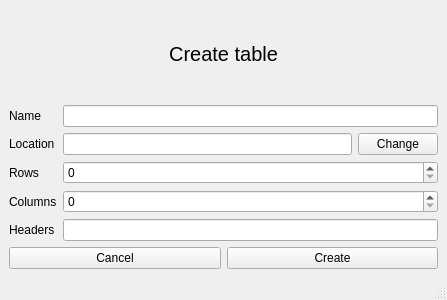
Above: res/ui/create-window.ui from stefanbenderskiy/Table-Wizard before the change. Below: the same form after it.
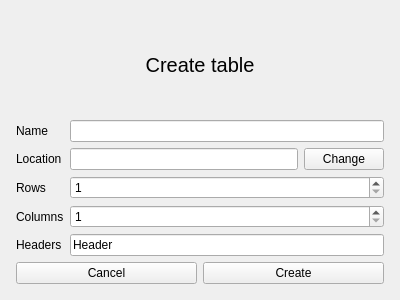
That is the form after the change.

```diff
--- a/res/ui/create-window.ui
+++ b/res/ui/create-window.ui
@@ -1,12 +1,12 @@
 <?xml version="1.0" encoding="UTF-8"?>
 <ui version="4.0">
- <class>MainWindow</class>
- <widget class="QMainWindow" name="MainWindow">
+ <class>Form</class>
+ <widget class="QWidget" name="Form">
   <property name="geometry">
    <rect>
     <x>0</x>
     <y>0</y>
-    <width>447</width>
+    <width>400</width>
     <height>300</height>
    </rect>
   </property>
@@ -19,35 +19,19 @@
   <property name="windowTitle">
    <string>MainWindow</string>
   </property>
-  <widget class="QWidget" name="centralwidget">
    <layout class="QGridLayout" name="gridLayout">
-    <item row="2" column="0">
-     <widget class="QLabel" name="name_label">
-      <property name="text">
-       <string>Name</string>
-      </property>
-     </widget>
-    </item>
-    <item row="3" column="0">
-     <widget class="QLabel" name="loaction_label">
-      <property name="text">
-       <string>Location</string>
-      </property>
-     </widget>
-    </item>
-    <item row="3" column="2">
-     <widget class="QPushButton" name="location_change_button">
-      <property name="text">
-       <string>Change</string>
-      </property>
-     </widget>
-    </item>
-    <item row="3" column="1">
-     <widget class="QLineEdit" name="location_edit"/>
-    </item>
-    <item row="2" column="1" colspan="2">
-     <widget class="QLineEdit" name="name_edit"/>
-    </item>
+   <property name="leftMargin">
+    <number>16</number>
+   </property>
+   <property name="topMargin">
+    <number>16</number>
+   </property>
+   <property name="rightMargin">
+    <number>16</number>
+   </property>
+   <property name="bottomMargin">
+    <number>16</number>
+   </property>
     <item row="0" column="0" colspan="3">
      <widget class="QLabel" name="label">
       <property name="styleSheet">
@@ -61,38 +45,62 @@
       </property>
      </widget>
     </item>
-    <item row="4" column="1" colspan="2">
+   <item row="1" column="0">
+    <widget class="QLabel" name="name_label">
+     <property name="text">
+      <string>Name</string>
+     </property>
+    </widget>
+   </item>
+   <item row="1" column="1" colspan="2">
+    <widget class="QLineEdit" name="name_edit"/>
+   </item>
+   <item row="2" column="0">
+    <widget class="QLabel" name="loaction_label">
+     <property name="text">
+      <string>Location</string>
+     </property>
+    </widget>
+   </item>
+   <item row="2" column="1">
+    <widget class="QLineEdit" name="location_edit"/>
+   </item>
+   <item row="2" column="2">
+    <widget class="QPushButton" name="location_change_button">
+     <property name="text">
+      <string>Change</string>
+     </property>
+    </widget>
+   </item>
+   <item row="3" column="0">
+    <widget class="QLabel" name="rows_label">
+     <property name="text">
+      <string>Rows</string>
+     </property>
+    </widget>
+   </item>
+   <item row="3" column="1" colspan="2">
      <widget class="QSpinBox" name="rows_edit">
       <property name="minimum">
-       <number>0</number>
+      <number>1</number>
       </property>
      </widget>
     </item>
-    <item row="6" column="1" colspan="2">
-     <widget class="QLineEdit" name="headers_edit">
-      <property name="minimumSize">
-       <size>
-        <width>0</width>
-        <height>0</height>
-       </size>
-      </property>
-     </widget>
-    </item>
-    <item row="5" column="0">
+   <item row="4" column="0">
      <widget class="QLabel" name="columns_label">
       <property name="text">
        <string>Columns</string>
       </property>
      </widget>
     </item>
-    <item row="4" column="0">
-     <widget class="QLabel" name="rows_label">
-      <property name="text">
-       <string>Rows</string>
+   <item row="4" column="1" colspan="2">
+    <widget class="QSpinBox" name="columns_edit">
+     <property name="minimum">
+      <number>1</number>
       </property>
      </widget>
     </item>
-    <item row="6" column="0">
+   <item row="5" column="0">
      <widget class="QLabel" name="headers_label">
       <property name="text">
        <string>Headers</string>
@@ -100,13 +108,19 @@
      </widget>
     </item>
     <item row="5" column="1" colspan="2">
-     <widget class="QSpinBox" name="columns_edit">
-      <property name="minimum">
-       <number>0</number>
+    <widget class="QLineEdit" name="headers_edit">
+     <property name="minimumSize">
+      <size>
+       <width>0</width>
+       <height>0</height>
+      </size>
+     </property>
+     <property name="text">
+      <string>Header</string>
       </property>
      </widget>
     </item>
-    <item row="7" column="0" colspan="3">
+   <item row="6" column="0" colspan="3">
      <layout class="QHBoxLayout" name="horizontalLayout">
       <item>
        <widget class="QPushButton" name="cancel_button">
@@ -125,18 +139,6 @@
      </layout>
     </item>
    </layout>
-  </widget>
-  <widget class="QMenuBar" name="menubar">
-   <property name="geometry">
-    <rect>
-     <x>0</x>
-     <y>0</y>
-     <width>447</width>
-     <height>21</height>
-    </rect>
-   </property>
-  </widget>
-  <widget class="QStatusBar" name="statusbar"/>
  </widget>
  <resources/>
  <connections/>
```
Left out of the diff: 2 changed lines with no effect on the pictures. Lines whose indentation alone changed are shown as unchanged.
